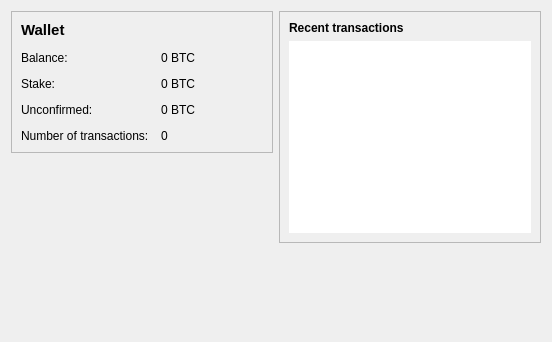
JoseBarrales/mlnc, file src/qt/forms/overviewpage.ui: the form before one commit.
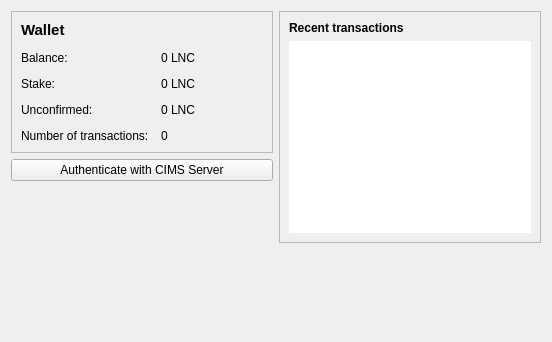
The form after the commit.

Diff of the .ui file:
```diff
--- a/src/qt/forms/overviewpage.ui
+++ b/src/qt/forms/overviewpage.ui
@@ -44,7 +44,7 @@
         <item row="2" column="1">
          <widget class="QLabel" name="labelBalance">
           <property name="text">
-           <string notr="true">0 BTC</string>
+           <string notr="true">0 LNC</string>
           </property>
          </widget>
         </item>
@@ -72,7 +72,7 @@
         <item row="4" column="1">
          <widget class="QLabel" name="labelUnconfirmed">
           <property name="text">
-           <string notr="true">0 BTC</string>
+           <string notr="true">0 LNC</string>
           </property>
          </widget>
         </item>
@@ -86,7 +86,7 @@
         <item row="3" column="1">
          <widget class="QLabel" name="labelStake">
           <property name="text">
-           <string notr="true">0 BTC</string>
+           <string notr="true">0 LNC</string>
           </property>
          </widget>
         </item>
@@ -106,6 +106,13 @@
        </layout>
       </widget>
      </item>
+     <item>
+      <widget class="QPushButton" name="pushButton">
+       <property name="text">
+        <string>Authenticate with CIMS Server</string>
+       </property>
+      </widget>
+     </item>
      <item>
       <spacer name="verticalSpacer">
        <property name="orientation">
```
Left out of the diff: 1 changed line with no effect on the pictures.
